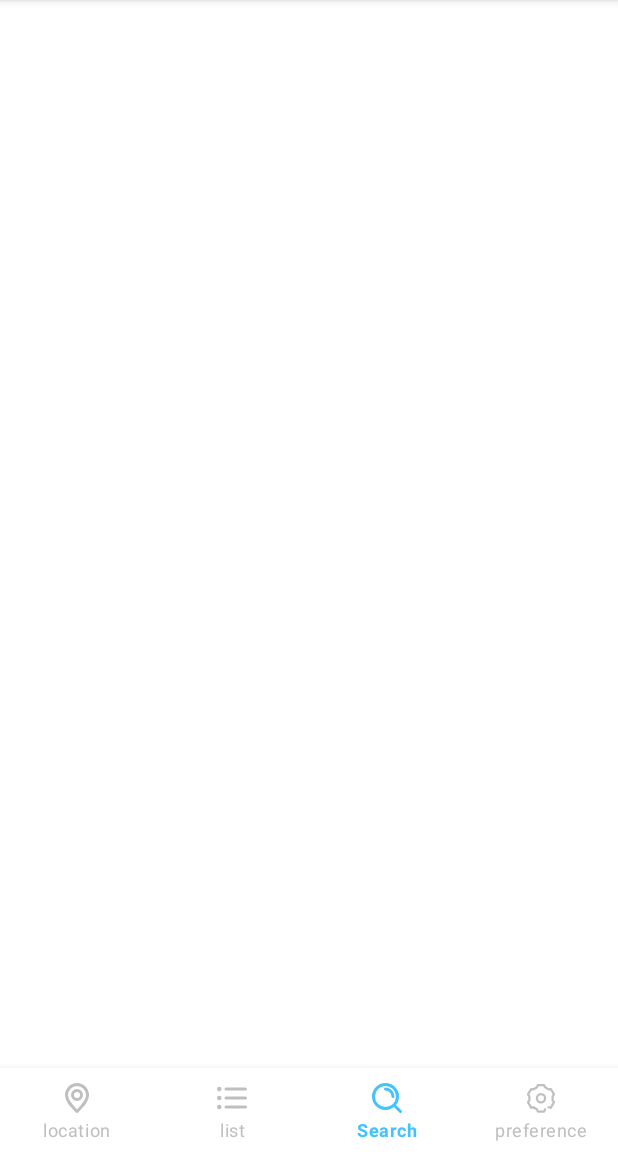
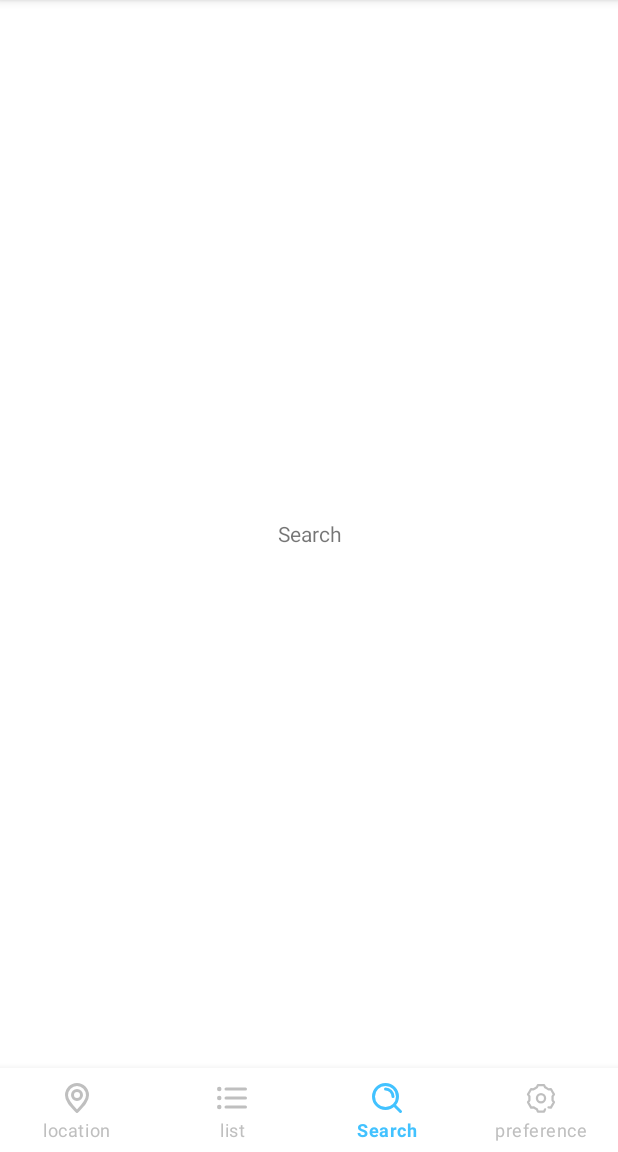
Before and after one commit to PAINTORS/Paintor-AOS, an Android app: the screen it shows after launch (MainActivity), item 3 of the bottom bar chosen, on a phone screen of 412 x 824 dp, the part 84-1236 px from its top. Run offline under Robolectric (Android 15) with nearby library versions, the phone set to English and light mode, and no system bars; our stand-ins replace data binding; libraries missing offline, so code that uses them is left out: com.orhanobut.logger.

Commit message:
[BASE] tab 추가, fragment 추가

```diff
--- a/Paintor/app/build.gradle
+++ b/Paintor/app/build.gradle
@@ -47,4 +47,8 @@ dependencies {
     testImplementation 'junit:junit:4.13.2'
     androidTestImplementation 'androidx.test.ext:junit:1.1.5'
     androidTestImplementation 'androidx.test.espresso:espresso-core:3.5.1'
+
+    // Log
+    implementation 'com.orhanobut:logger:2.2.0'
+
 }
--- a/Paintor/app/src/main/AndroidManifest.xml
+++ b/Paintor/app/src/main/AndroidManifest.xml
@@ -12,7 +12,7 @@
         android:theme="@style/Theme.Paintor"
         tools:targetApi="31">
         <activity
-            android:name=".MainActivity"
+            android:name=".activity.MainActivity"
             android:exported="true">
             <intent-filter>
                 <action android:name="android.intent.action.MAIN" />
--- a/Paintor/app/src/main/java/com/jina/paintor/MainActivity.kt
+++ /dev/null
@@ -1,19 +0,0 @@
-package com.jina.paintor
-
-import androidx.appcompat.app.AppCompatActivity
-import android.os.Bundle
-import com.jina.paintor.databinding.ActivityMainBinding
-
-class MainActivity : AppCompatActivity() {
-
-    private val binding: ActivityMainBinding by lazy {
-        ActivityMainBinding.inflate(layoutInflater)
-    }
-
-    override fun onCreate(savedInstanceState: Bundle?) {
-        super.onCreate(savedInstanceState)
-        setContentView(binding.root)
-
-        binding.includeToolbar.toolbarTitle = "PAINTOR"
-    }
-}
--- /dev/null
+++ b/Paintor/app/src/main/java/com/jina/paintor/activity/MainActivity.kt
@@ -0,0 +1,62 @@
+package com.jina.paintor.activity
+
+import androidx.appcompat.app.AppCompatActivity
+import android.os.Bundle
+import android.view.MenuItem
+import com.google.android.material.navigation.NavigationBarView
+import com.jina.paintor.R
+import com.jina.paintor.databinding.ActivityMainBinding
+import com.jina.paintor.fragment.ListFragment
+import com.jina.paintor.fragment.LocationFragment
+import com.jina.paintor.fragment.PreferenceFragment
+import com.jina.paintor.fragment.SearchFragment
+import com.orhanobut.logger.Logger
+
+class MainActivity : AppCompatActivity(), NavigationBarView.OnItemSelectedListener {
+
+    private val binding: ActivityMainBinding by lazy {
+        ActivityMainBinding.inflate(layoutInflater)
+    }
+    private val locationFragment = LocationFragment()
+    private val listFragment = ListFragment()
+    private val searchFragment = SearchFragment()
+    private val preferenceFragment = PreferenceFragment()
+
+    override fun onCreate(savedInstanceState: Bundle?) {
+        super.onCreate(savedInstanceState)
+        setContentView(binding.root)
+
+        supportFragmentManager.beginTransaction().replace(R.id.flLayout, locationFragment)
+            .commitAllowingStateLoss()
+
+        binding.includeToolbar.toolbarTitle = "PAINTOR"
+
+        // binding.appBarMain.contentMain.bottomNaviView.setOnItemSelectedListener(this)
+        binding.bottomNaviView.setOnItemSelectedListener(this)
+
+    }
+
+    // NOTE : tab 눌렀을 때 샥샥 넘어가는 애니메이션 추가?
+    override fun onNavigationItemSelected(item: MenuItem): Boolean {
+        when (item.itemId) {
+            R.id.tabLocation -> {
+                supportFragmentManager.beginTransaction().replace(R.id.flLayout, locationFragment)
+                    .commitAllowingStateLoss()
+            }
+            R.id.tabList -> {
+                supportFragmentManager.beginTransaction().replace(R.id.flLayout, listFragment)
+                    .commitAllowingStateLoss()
+            }
+            R.id.tabSearch -> {
+                supportFragmentManager.beginTransaction().replace(R.id.flLayout, searchFragment)
+                    .commitAllowingStateLoss()
+            }
+            R.id.tabPreference -> {
+                supportFragmentManager.beginTransaction().replace(R.id.flLayout, preferenceFragment)
+                    .commitAllowingStateLoss()
+            }
+            else -> Logger.d("do nothing")
+        }
+        return true
+    }
+}
--- /dev/null
+++ b/Paintor/app/src/main/java/com/jina/paintor/fragment/LocationFragment.kt
@@ -0,0 +1,28 @@
+package com.jina.paintor.fragment
+
+import android.os.Bundle
+import androidx.fragment.app.Fragment
+import android.view.LayoutInflater
+import android.view.View
+import android.view.ViewGroup
+import com.jina.paintor.R
+import com.jina.paintor.databinding.FragmentLocationBinding
+
+class LocationFragment : Fragment() {
+
+    private val binding: FragmentLocationBinding by lazy {
+        FragmentLocationBinding.inflate(layoutInflater)
+    }
+
+
+    override fun onCreate(savedInstanceState: Bundle?) {
+        super.onCreate(savedInstanceState)
+    }
+
+    override fun onCreateView(
+        inflater: LayoutInflater, container: ViewGroup?,
+        savedInstanceState: Bundle?
+    ): View? {
+        return binding.root
+    }
+}
--- /dev/null
+++ b/Paintor/app/src/main/java/com/jina/paintor/fragment/SearchFragment.kt
@@ -0,0 +1,26 @@
+package com.jina.paintor.fragment
+
+import android.os.Bundle
+import androidx.fragment.app.Fragment
+import android.view.LayoutInflater
+import android.view.View
+import android.view.ViewGroup
+import com.jina.paintor.R
+import com.jina.paintor.databinding.FragmentSearchBinding
+
+class SearchFragment : Fragment() {
+    private val binding: FragmentSearchBinding by lazy {
+        FragmentSearchBinding.inflate(layoutInflater)
+    }
+
+    override fun onCreate(savedInstanceState: Bundle?) {
+        super.onCreate(savedInstanceState)
+    }
+
+    override fun onCreateView(
+        inflater: LayoutInflater, container: ViewGroup?,
+        savedInstanceState: Bundle?
+    ): View? {
+        return binding.root
+    }
+}
--- a/Paintor/app/src/main/res/layout/activity_main.xml
+++ b/Paintor/app/src/main/res/layout/activity_main.xml
@@ -4,7 +4,7 @@
     xmlns:tools="http://schemas.android.com/tools"
     android:layout_width="match_parent"
     android:layout_height="match_parent"
-    tools:context=".MainActivity">
+    tools:context=".activity.MainActivity">
 
     <com.google.android.material.appbar.AppBarLayout
         android:id="@+id/appBar"
@@ -19,7 +19,7 @@
     </com.google.android.material.appbar.AppBarLayout>
 
     <FrameLayout
-        android:id="@+id/flTab"
+        android:id="@+id/flLayout"
         android:layout_width="match_parent"
         android:layout_height="0dp"
         app:layout_constraintBottom_toBottomOf="parent"
--- /dev/null
+++ b/Paintor/app/src/main/res/layout/fragment_search.xml
@@ -0,0 +1,14 @@
+<?xml version="1.0" encoding="utf-8"?>
+<FrameLayout xmlns:android="http://schemas.android.com/apk/res/android"
+    xmlns:tools="http://schemas.android.com/tools"
+    android:layout_width="match_parent"
+    android:layout_height="match_parent"
+    tools:context=".fragment.SearchFragment">
+
+    <TextView
+        android:layout_width="match_parent"
+        android:layout_height="match_parent"
+        android:gravity="center"
+        android:text="Search" />
+
+</FrameLayout>
--- a/Paintor/app/src/main/res/menu/menu_bottom_nav.xml
+++ b/Paintor/app/src/main/res/menu/menu_bottom_nav.xml
@@ -3,25 +3,25 @@
     xmlns:app="http://schemas.android.com/apk/res-auto">
 
     <item
-        android:id="@+id/tabGroup"
+        android:id="@+id/tabLocation"
         android:icon="@drawable/ic_location"
         android:title="location"
         app:showAsAction="always" />
 
     <item
-        android:id="@+id/tabContact"
+        android:id="@+id/tabList"
         android:icon="@drawable/ic_list"
         android:title="list"
         app:showAsAction="always" />
 
     <item
-        android:id="@+id/tabRecent"
+        android:id="@+id/tabSearch"
         android:icon="@drawable/ic_search"
         android:title="Search"
         app:showAsAction="always" />
 
     <item
-        android:id="@+id/tabLocation"
+        android:id="@+id/tabPreference"
         android:icon="@drawable/ic_preference"
         android:title="preference" />
 
--- a/Paintor/app/src/main/res/values/strings.xml
+++ b/Paintor/app/src/main/res/values/strings.xml
@@ -1,3 +1,5 @@
 <resources>
     <string name="app_name">Paintor</string>
+    <!-- TODO: Remove or change this placeholder text -->
+    <string name="hello_blank_fragment">Hello blank fragment</string>
 </resources>
```
Also changed, not shown: Paintor/app/src/main/java/com/jina/paintor/fragment/ListFragment.kt (added, +27 -0 lines), Paintor/app/src/main/java/com/jina/paintor/fragment/PreferenceFragment.kt (added, +26 -0 lines), Paintor/app/src/main/res/layout/fragment_list.xml (added, +14 -0 lines), Paintor/app/src/main/res/layout/fragment_location.xml (added, +14 -0 lines), Paintor/app/src/main/res/layout/fragment_preference.xml (added, +14 -0 lines).
